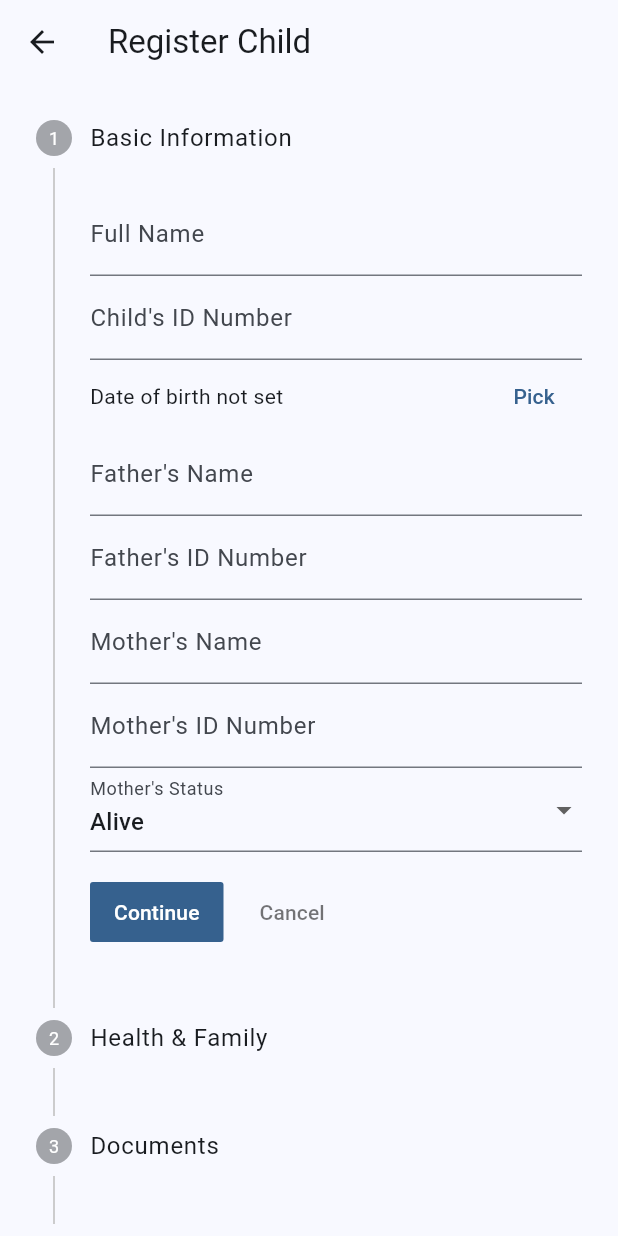
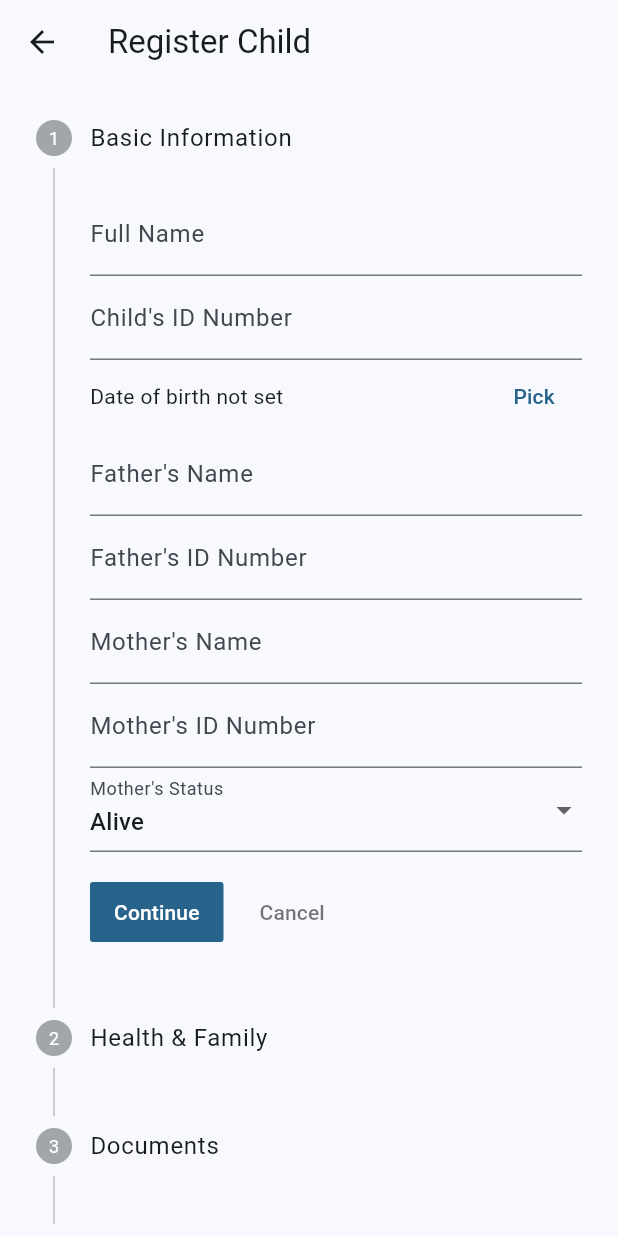
Before and after one commit to mtoman1985/Orphan, a Flutter app: the screen it shows after launch, after a tap on the "person add" icon, on a phone screen of 412 x 824 dp. Run offline on Flutter 3.47's test engine with Material 3 defaults, Android fonts, the phone set to English and light mode, and no system bars; our stand-ins replace file_picker, sqflite; accounts and stored records are empty.

Commit message:
ui chage

```diff
--- a/lib/main.dart
+++ b/lib/main.dart
@@ -20,7 +20,7 @@ class OrphanDesktopApp extends StatelessWidget {
       title: 'Orphan Management (Desktop)',
       theme: ThemeData(
         useMaterial3: true,
-        colorScheme: ColorScheme.fromSeed(seedColor: Colors.blue),
+        colorScheme: ColorScheme.fromSeed(seedColor: Colors.lightBlue),
       ),
       localizationsDelegates: [
         const _AppLocalizationsDelegate(),
@@ -218,10 +218,7 @@ class _DesktopShellState extends State<DesktopShell> {
                     icon: const Icon(Icons.list),
                     label: Text(AppLocalizations.of(context).get('children')),
                   ),
-                  NavigationRailDestination(
-                    icon: const Icon(Icons.report),
-                    label: const Text('Reports'),
-                  ),
+
                 ],
               ),
             Expanded(
```
